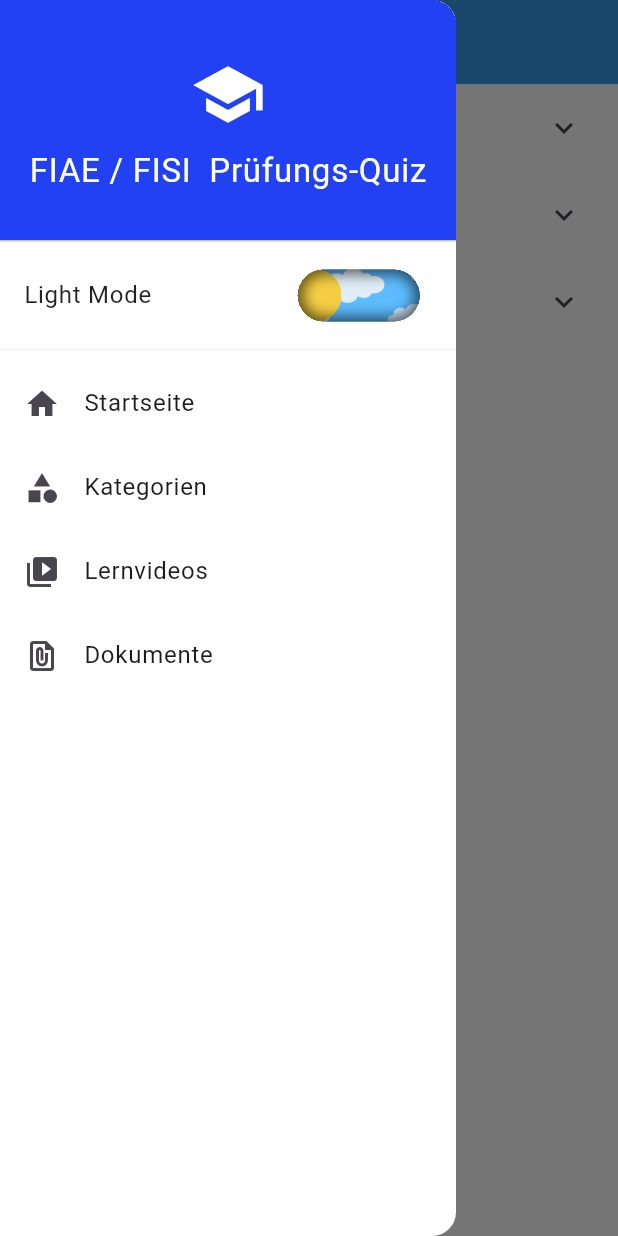
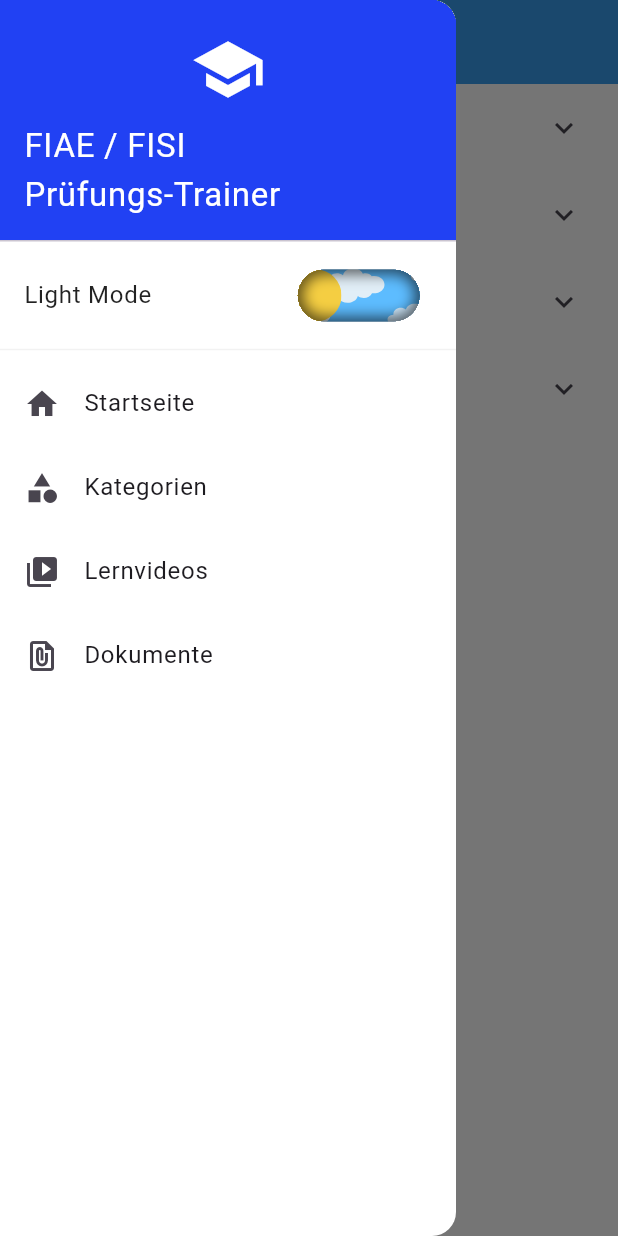
Before and after one commit to Ragnar-dot/Learnings, a Flutter app: the DocumentScreen screen opened directly, with the side drawer open, on a phone screen of 412 x 824 dp. Run offline on Flutter 3.47's test engine with Material 3 defaults, Android fonts, the phone set to English and light mode, and no system bars; our stand-ins replace flip_card, flutter_inset_shadow, flutter_svg, shared_preferences; missing offline and left inert: flutter_pdfview; accounts and stored records are empty.

Commit message:
newPDFprüfungen

```diff
--- a/assets/lernfeld4.json
+++ b/assets/lernfeld4.json
@@ -8,7 +8,7 @@
             "difficulty": "leicht",
             "question": "Nenneb sie drei Vorteile die ein Unternehmen durch die Zertifizierung nach ISO 27001 erlangt ?",
             "options": [
-              "Wetbewerbsvorteil, Beleg für sicheruen Umgang mit sensiblen Informationen, zuverläsige Problem und Bedrohungserkennung",
+              "Wettbewerbsvorteil, Beleg für sicheruen Umgang mit sensiblen Informationen, zuverläsige Problem und Bedrohungserkennung",
               "Kostenlose Software, schnelleres Internet, mehr Mitarbeiter",
               "Steuervorteile, kostenlose Werbung, unbegrenzter Cloud-Speicher",
               "Automatische Hackerabwehr, perfekte Firewall, unendliche Bandbreite"
--- a/lib/screens/category_screen.dart
+++ b/lib/screens/category_screen.dart
@@ -46,6 +46,7 @@ class _CategoryScreenState extends State<CategoryScreen> {
       'icon': Icons.psychology,
       'description': 'MML, Neuronale Netze, Deep Learning, KI-Ethik',
     },
+
     {
       'name': 'Lernfeld1',
       'icon': Icons.school_outlined,
--- a/lib/screens/document_screen.dart
+++ b/lib/screens/document_screen.dart
@@ -24,22 +24,54 @@ class DocumentScreen extends StatelessWidget {
         'description': 'Die wichtigsten SQL Befehle',
       },
     ],
-    'exercises': [
+    'Exercises': [
       {
         'title': 'Algorithmen Übungen',
-        'assets': 'assets/exercises/sortieralgorithmen_uebungen.pdf',
+        'assets': 'assets/Exercises/sortieralgorithmen_uebungen.pdf',
         'type': 'PDF',
         'description': 'Übungsaufgaben zu Sortieralgorithmen',
       },
     ],
-        'Osi_Schichtmodell': [
+
+
+
+        'Osi Schichtmodell': [
       {
         'title': 'Osi Schichtmodell',
-        'assets': 'assets/Osi_Schichtmodell/osi-schichtenmodell.pdf',
+        'assets': 'assets/Osi Schichtmodell/ISO-Modell.pdf',
         'type': 'PDF',
         'description': 'Übungsaufgaben zum Schichtmodell',
       },
     ],
+
+
+              'Prüfungen IHK': [
+      {
+        'title': 'Prüfung 2020',
+        'assets': 'assets/Prüfungen IHK/Prüfung 2020/ZP_2020_H_FIAE_Aufgabe.pdf',
+        'type': 'PDF',
+        'description': 'Prüfung Herbst 2020',
+      },
+            {
+        'title': 'Prüfung 2020 Lösung',
+        'assets': 'assets/Prüfungen IHK/Prüfung 2020/ZP_2020_H_FIAE_Lösung.pdf',
+        'type': 'PDF',
+        'description': 'Prüfung Herbst 2020 Lösung',
+      },
+                  {
+        'title': 'Prüfung 2021',
+        'assets': 'assets/Prüfungen IHK/Prüfung 2021/ZP_2021_H_GA1_FIAE_Aufgaben.pdf',
+        'type': 'PDF',
+        'description': 'Prüfung Herbst 2021',
+      },
+                  {
+        'title': 'Prüfung 2022',
+        'assets': 'assets/Prüfungen IHK/Prüfung 2022/ZP_2022_F_GA1_FIAE_Aufgaben.pdf',
+        'type': 'PDF',
+        'description': 'Prüfung Frühjahr 2022',
+      },
+    ],
+
   };
 
   Icon _getFileIcon(String type) {
--- a/lib/screens/start_screen.dart
+++ b/lib/screens/start_screen.dart
@@ -41,7 +41,7 @@ class _StartScreenState extends State<StartScreen> {
 
     return Scaffold(
       appBar: AppBar(
-        title: const Text('Prüfungs-Quiz'),
+        title: const Text('Prüfungs-Trainer'),
         elevation: 0,
       ),
       drawer: const AppDrawer(),
@@ -62,18 +62,12 @@ class _StartScreenState extends State<StartScreen> {
               ),
               child: Column(
                 children: [
-                  Text(
-                    'Willkommen zum Prüfungs-Quiz!',
-                    style: theme.textTheme.headlineLarge?.copyWith(
-                      color: Colors.white,
-                    ),
-                    textAlign: TextAlign.center,
-                  ),
+
                   const SizedBox(height: 8),
                   Text(
                     'Teste dein Wissen in verschiedenen Bereichen',
                     style: theme.textTheme.bodyLarge?.copyWith(
-                      color: Colors.white70,
+                      color: const Color.fromARGB(249, 255, 255, 255),
                     ),
                     textAlign: TextAlign.center,
                   ),
--- a/lib/widgets/app_drawer.dart
+++ b/lib/widgets/app_drawer.dart
@@ -33,7 +33,7 @@ class AppDrawer extends StatelessWidget {
                 ),
                 SizedBox(height: 9),
                 Text(
-                  'FIAE / FISI  Prüfungs-Quiz',
+                  'FIAE / FISI                Prüfungs-Trainer',
                   style: TextStyle(
                     color: Colors.white,
                     fontSize: 22,
```
Also changed, not shown: pubspec.yaml (+6 -2 lines), 2 other files.
